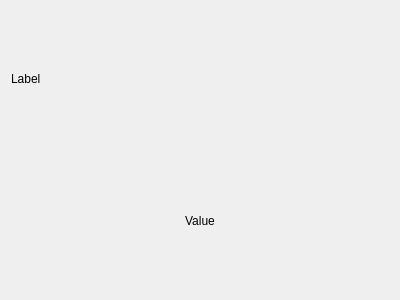
This is sdk/src/display/base/singletext/DisplaySingleText.ui in OpenFairWind/fairwindplusplus as Qt 5 draws it before an edit. The edited form follows.
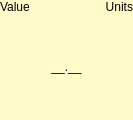
This is the edited form.

```diff
--- a/sdk/src/display/base/singletext/DisplaySingleText.ui
+++ b/sdk/src/display/base/singletext/DisplaySingleText.ui
@@ -6,36 +6,102 @@
    <rect>
     <x>0</x>
     <y>0</y>
-    <width>400</width>
-    <height>300</height>
+    <width>133</width>
+    <height>120</height>
    </rect>
   </property>
+  <property name="sizePolicy">
+   <sizepolicy hsizetype="MinimumExpanding" vsizetype="MinimumExpanding">
+    <horstretch>0</horstretch>
+    <verstretch>0</verstretch>
+   </sizepolicy>
+  </property>
   <property name="windowTitle">
    <string>Form</string>
   </property>
   <property name="styleSheet">
-   <string notr="true"/>
+   <string notr="true">background-color: rgb(255, 250, 200);
+color: rgb(0, 0, 0);</string>
   </property>
   <layout class="QGridLayout" name="gridLayout">
+   <property name="leftMargin">
+    <number>0</number>
+   </property>
+   <property name="topMargin">
+    <number>0</number>
+   </property>
+   <property name="rightMargin">
+    <number>0</number>
+   </property>
+   <property name="bottomMargin">
+    <number>0</number>
+   </property>
    <item row="0" column="0">
     <layout class="QVBoxLayout" name="verticalLayout">
+     <property name="spacing">
+      <number>0</number>
+     </property>
+     <property name="sizeConstraint">
+      <enum>QLayout::SetMinimumSize</enum>
+     </property>
      <item>
-      <widget class="QLabel" name="label_Label">
-       <property name="text">
-        <string>Label</string>
+      <layout class="QHBoxLayout" name="horizontalLayout">
+       <property name="spacing">
+        <number>0</number>
        </property>
-       <property name="textFormat">
-        <enum>Qt::PlainText</enum>
-       </property>
-       <property name="alignment">
-        <set>Qt::AlignLeading|Qt::AlignLeft|Qt::AlignVCenter</set>
-       </property>
-      </widget>
+       <item>
+        <widget class="QLabel" name="label_Label">
+         <property name="sizePolicy">
+          <sizepolicy hsizetype="Minimum" vsizetype="Preferred">
+           <horstretch>0</horstretch>
+           <verstretch>0</verstretch>
+          </sizepolicy>
+         </property>
+         <property name="text">
+          <string>Value</string>
+         </property>
+         <property name="textFormat">
+          <enum>Qt::PlainText</enum>
+         </property>
+         <property name="alignment">
+          <set>Qt::AlignLeading|Qt::AlignLeft|Qt::AlignVCenter</set>
+         </property>
+        </widget>
+       </item>
+       <item>
+        <widget class="QLabel" name="label_Units">
+         <property name="sizePolicy">
+          <sizepolicy hsizetype="Minimum" vsizetype="Preferred">
+           <horstretch>0</horstretch>
+           <verstretch>0</verstretch>
+          </sizepolicy>
+         </property>
+         <property name="text">
+          <string>Units</string>
+         </property>
+         <property name="textFormat">
+          <enum>Qt::PlainText</enum>
+         </property>
+         <property name="alignment">
+          <set>Qt::AlignRight|Qt::AlignTrailing|Qt::AlignVCenter</set>
+         </property>
+         <property name="indent">
+          <number>-1</number>
+         </property>
+        </widget>
+       </item>
+      </layout>
      </item>
      <item>
       <widget class="QLabel" name="label_Value1">
+       <property name="sizePolicy">
+        <sizepolicy hsizetype="Minimum" vsizetype="Expanding">
+         <horstretch>0</horstretch>
+         <verstretch>0</verstretch>
+        </sizepolicy>
+       </property>
        <property name="text">
-        <string>Value</string>
+        <string>__.__</string>
        </property>
        <property name="textFormat">
         <enum>Qt::AutoText</enum>
```
Left out of the diff: 2 changed lines with no effect on the pictures.
